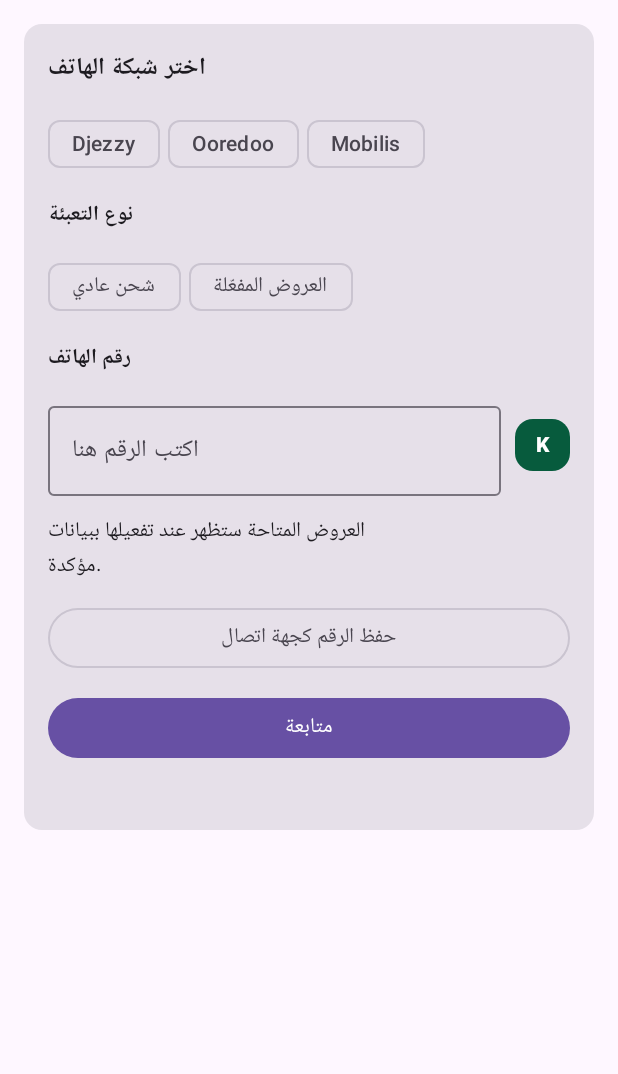
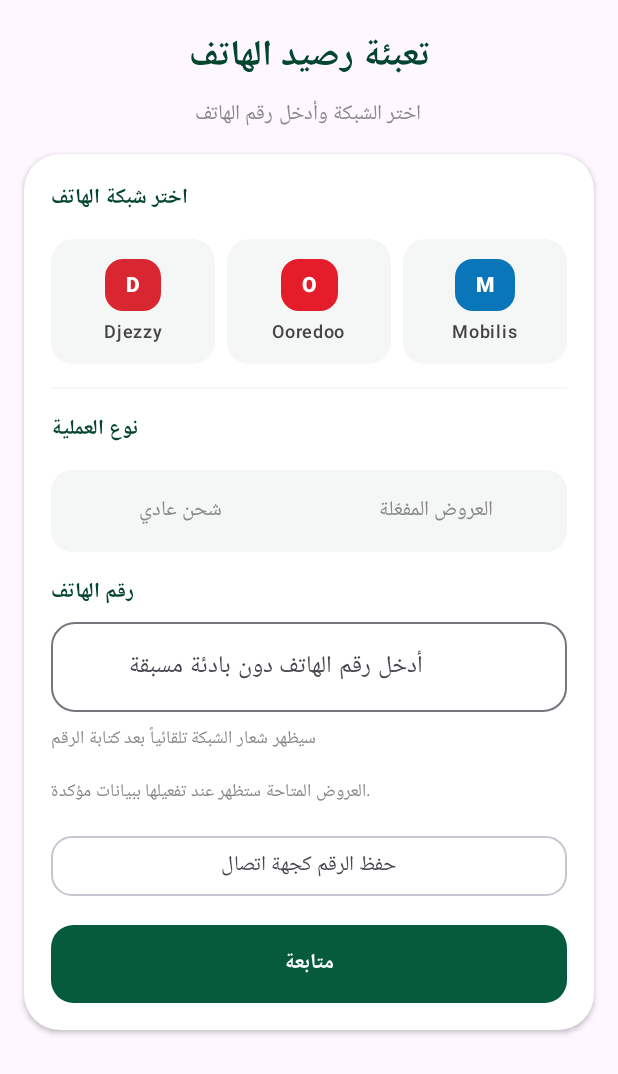
Before and after one commit to kioqprint/kioq.network, an Android app built with Jetpack Compose: the composable RechargePage called with empty values, on a phone screen of 412 x 824 dp. Shown: the top 1074 px of the screen. Run offline under Robolectric (Android 15) with nearby library versions, the phone set to English and light mode, and no system bars; 1 statement that could not run was skipped.

Commit message:
Redesign phone recharge screen with centered responsive layout

```diff
--- a/app/src/main/java/network/kioq/app/MainActivity.kt
+++ b/app/src/main/java/network/kioq/app/MainActivity.kt
@@ -292,29 +292,128 @@ private fun networkFor(number:String,selected:String):String {
 }
 @Composable private fun StatCard(title:String,value:String,modifier:Modifier=Modifier) { Card(modifier) { Column(Modifier.padding(14.dp)) { Text(title,style=MaterialTheme.typography.bodySmall,color=Color.Gray);Text(value,style=MaterialTheme.typography.headlineMedium,color=Green,fontWeight=FontWeight.Bold) } } }
 @Composable private fun RechargePage(page:String,service:String,onService:(String)->Unit,kind:String,onKind:(String)->Unit,number:String,onNumber:(String)->Unit,amount:String,onAmount:(String)->Unit,detected:String,recent:List<Contact>,message:String,onMessage:(String)->Unit,onSave:()->Unit,onConfirm:()->Unit) {
- LazyColumn(Modifier.fillMaxSize().padding(16.dp),verticalArrangement=Arrangement.spacedBy(12.dp)) {
-  item { Card { Column(Modifier.padding(16.dp),verticalArrangement=Arrangement.spacedBy(12.dp)) {
-   Text(if(page=="تعبئة IDoom")"اختر خدمة الإنترنت" else "اختر شبكة الهاتف",fontWeight=FontWeight.Bold,style=MaterialTheme.typography.titleMedium)
-   val choices=if(page=="تعبئة IDoom") services.filter { it.startsWith("IDoom") } else services.filter { !it.startsWith("IDoom") }
-   choices.chunked(3).forEach { group->Row(horizontalArrangement=Arrangement.spacedBy(5.dp)) { group.forEach { s->FilterChip(selected=service==s,onClick={onService(s);onNumber("")},label={Text(s)}) } } }
-   Text("نوع التعبئة",fontWeight=FontWeight.Bold)
-   Row(horizontalArrangement=Arrangement.spacedBy(5.dp)) { listOf("شحن عادي","العروض المفعّلة").forEach { k->FilterChip(selected=kind==k,onClick={onKind(k)},label={Text(k)}) } }
-   Text(if(service.startsWith("IDoom"))"رقم اشتراك IDoom" else "رقم الهاتف",fontWeight=FontWeight.Bold)
-   Row(verticalAlignment=Alignment.CenterVertically,horizontalArrangement=Arrangement.spacedBy(9.dp)) {
-    OutlinedTextField(number,onNumber,Modifier.weight(1f),singleLine=true,label={Text("اكتب الرقم هنا")},placeholder={Text("أدخل الرقم كاملاً")},keyboardOptions=KeyboardOptions(keyboardType=KeyboardType.Phone))
-    NetworkMark(detected,true)
+ val isInternet=page=="تعبئة IDoom"
+ val choices=if(isInternet) services.filter { it.startsWith("IDoom") } else services.filter { !it.startsWith("IDoom") }
+ val activeNetwork=if(number.isNotBlank()) detected else service
+ LazyColumn(
+  modifier=Modifier.fillMaxSize(),
+  contentPadding=PaddingValues(horizontal=16.dp,vertical=18.dp),
+  verticalArrangement=Arrangement.spacedBy(14.dp),
+  horizontalAlignment=Alignment.CenterHorizontally
+ ) {
+  item {
+   Column(Modifier.fillMaxWidth().widthIn(max=540.dp),horizontalAlignment=Alignment.CenterHorizontally,verticalArrangement=Arrangement.spacedBy(5.dp)) {
+    Text(if(isInternet)"تعبئة الإنترنت" else "تعبئة رصيد الهاتف",style=MaterialTheme.typography.headlineSmall,fontWeight=FontWeight.ExtraBold,color=GreenDark)
+    Text(if(isInternet)"اختر الخدمة وأدخل رقم الاشتراك" else "اختر الشبكة وأدخل رقم الهاتف",style=MaterialTheme.typography.bodyMedium,color=Color.Gray)
    }
-   if(number.isNotBlank()) Text("الشبكة المتعرّف عليها: $detected",style=MaterialTheme.typography.bodySmall,color=Green)
-   if(recent.isNotEmpty()) { Text("أرقام سبق التعامل معها",fontWeight=FontWeight.SemiBold);recent.forEach { c->TextButton(onClick={onNumber(c.number)}) { Text(c.fullName+" · "+c.number) } } }
-   if(kind=="شحن عادي") {
-    Text("مبلغ الشحن بالدينار",fontWeight=FontWeight.Bold)
-    OutlinedTextField(amount,onAmount,Modifier.fillMaxWidth(),singleLine=true,label={Text("أدخل المبلغ")},keyboardOptions=KeyboardOptions(keyboardType=KeyboardType.Number))
-    quickAmounts.chunked(4).forEach { group->Row(horizontalArrangement=Arrangement.spacedBy(4.dp)) { group.forEach { a->FilterChip(selected=amount==a,onClick={onAmount(a)},label={Text(a)}) } } }
-   } else Text("العروض المتاحة ستظهر عند تفعيلها ببيانات مؤكدة.")
-   OutlinedButton(onClick=onSave,modifier=Modifier.fillMaxWidth()) { Text("حفظ الرقم كجهة اتصال") }
-   Button(onClick=onConfirm,modifier=Modifier.fillMaxWidth()) { Text("متابعة") }
-   Text(message,style=MaterialTheme.typography.bodySmall,color=Color.Gray)
-  } } }
+  }
+  item {
+   Card(
+    modifier=Modifier.fillMaxWidth().widthIn(max=540.dp),
+    shape=RoundedCornerShape(24.dp),
+    colors=CardDefaults.cardColors(containerColor=Color.White),
+    elevation=CardDefaults.cardElevation(defaultElevation=2.dp)
+   ) {
+    Column(Modifier.fillMaxWidth().padding(18.dp),verticalArrangement=Arrangement.spacedBy(15.dp)) {
+     Text(if(isInternet)"نوع الاشتراك" else "اختر شبكة الهاتف",fontWeight=FontWeight.Bold,color=GreenDark)
+     Row(Modifier.fillMaxWidth(),horizontalArrangement=Arrangement.spacedBy(8.dp)) {
+      choices.forEach { option ->
+       val selected=service==option
+       Card(
+        modifier=Modifier.weight(1f).clickable { onService(option);onNumber("") },
+        shape=RoundedCornerShape(15.dp),
+        border=if(selected) androidx.compose.foundation.BorderStroke(1.5.dp,Green) else null,
+        colors=CardDefaults.cardColors(containerColor=if(selected) GreenSoft else Page)
+       ) {
+        Column(Modifier.fillMaxWidth().padding(vertical=13.dp,horizontal=4.dp),horizontalAlignment=Alignment.CenterHorizontally,verticalArrangement=Arrangement.spacedBy(6.dp)) {
+         NetworkMark(option,true)
+         Text(option,fontWeight=if(selected) FontWeight.Bold else FontWeight.Medium,style=MaterialTheme.typography.labelMedium,color=if(selected) GreenDark else Color.DarkGray)
+        }
+       }
+      }
+     }
+     HorizontalDivider(color=Page)
+     Text("نوع العملية",fontWeight=FontWeight.Bold,color=GreenDark)
+     Row(Modifier.fillMaxWidth().background(Page,RoundedCornerShape(14.dp)).padding(4.dp),horizontalArrangement=Arrangement.spacedBy(5.dp)) {
+      listOf("شحن عادي","العروض المفعّلة").forEach { option ->
+       val selected=kind==option
+       Surface(
+        modifier=Modifier.weight(1f).clickable { onKind(option) },
+        color=if(selected) Color.White else Color.Transparent,
+        shape=RoundedCornerShape(11.dp),
+        shadowElevation=if(selected) 1.dp else 0.dp
+       ) { Box(Modifier.padding(vertical=11.dp),contentAlignment=Alignment.Center) {
+        Text(option,style=MaterialTheme.typography.labelLarge,fontWeight=if(selected) FontWeight.Bold else FontWeight.Normal,color=if(selected) GreenDark else Color.Gray)
+       } }
+      }
+     }
+     Column(verticalArrangement=Arrangement.spacedBy(8.dp)) {
+      Text(if(isInternet)"رقم اشتراك IDoom" else "رقم الهاتف",fontWeight=FontWeight.Bold,color=GreenDark)
+      OutlinedTextField(
+       value=number,
+       onValueChange=onNumber,
+       modifier=Modifier.fillMaxWidth(),
+       singleLine=true,
+       placeholder={Text(if(isInternet)"أدخل رقم الاشتراك" else "أدخل رقم الهاتف دون بادئة مسبقة")},
+       leadingIcon={if(number.isNotBlank()) NetworkMark(activeNetwork,true) else Icon(androidx.compose.material.icons.Icons.Default.Phone,contentDescription=null,tint=Green)},
+       trailingIcon={if(number.isNotBlank()) IconButton(onClick={onNumber("")}) { Icon(androidx.compose.material.icons.Icons.Default.Close,contentDescription="مسح الرقم") }},
+       keyboardOptions=KeyboardOptions(keyboardType=KeyboardType.Phone),
+       shape=RoundedCornerShape(16.dp)
+      )
+      if(number.isNotBlank()) {
+       Row(Modifier.fillMaxWidth().background(GreenSoft,RoundedCornerShape(12.dp)).padding(11.dp),verticalAlignment=Alignment.CenterVertically,horizontalArrangement=Arrangement.spacedBy(9.dp)) {
+        NetworkMark(activeNetwork,true)
+        Column(Modifier.weight(1f)) {
+         Text("تم التعرف على الشبكة",style=MaterialTheme.typography.labelSmall,color=Color.Gray)
+         Text(activeNetwork,fontWeight=FontWeight.Bold,color=GreenDark)
+        }
+        Text("✓",color=Green,fontWeight=FontWeight.Black)
+       }
+      } else {
+       Text("سيظهر شعار الشبكة تلقائياً بعد كتابة الرقم",style=MaterialTheme.typography.bodySmall,color=Color.Gray)
+      }
+     }
+     if(recent.isNotEmpty()) {
+      Column(verticalArrangement=Arrangement.spacedBy(5.dp)) {
+       Text("الأرقام الأخيرة",fontWeight=FontWeight.Bold,color=GreenDark)
+       recent.take(3).forEach { c ->
+        Surface(Modifier.fillMaxWidth().clickable { onNumber(c.number);onService(c.service) },color=Page,shape=RoundedCornerShape(12.dp)) {
+         Row(Modifier.padding(10.dp),verticalAlignment=Alignment.CenterVertically,horizontalArrangement=Arrangement.spacedBy(9.dp)) {
+          NetworkMark(c.service)
+          Column(Modifier.weight(1f)) { Text(c.fullName,fontWeight=FontWeight.SemiBold);Text(c.number,style=MaterialTheme.typography.bodySmall,color=Color.Gray) }
+          Text("اختيار",color=Green,fontWeight=FontWeight.Bold,style=MaterialTheme.typography.labelMedium)
+         }
+        }
+       }
+      }
+     }
+     if(kind=="شحن عادي") {
+      Column(verticalArrangement=Arrangement.spacedBy(9.dp)) {
+       Text("مبلغ التعبئة",fontWeight=FontWeight.Bold,color=GreenDark)
+       OutlinedTextField(amount,onAmount,Modifier.fillMaxWidth(),singleLine=true,placeholder={Text("أدخل المبلغ بالدينار الجزائري")},suffix={Text("دج")},keyboardOptions=KeyboardOptions(keyboardType=KeyboardType.Number),shape=RoundedCornerShape(16.dp))
+       quickAmounts.chunked(4).forEach { group ->
+        Row(Modifier.fillMaxWidth(),horizontalArrangement=Arrangement.spacedBy(7.dp)) {
+         group.forEach { value ->
+          FilterChip(selected=amount==value,onClick={onAmount(value)},label={Text(value)},modifier=Modifier.weight(1f))
+         }
+         repeat(4-group.size) { Spacer(Modifier.weight(1f)) }
+        }
+       }
+      }
+     } else {
+      Text("العروض المتاحة ستظهر عند تفعيلها ببيانات مؤكدة.",style=MaterialTheme.typography.bodySmall,color=Color.Gray)
+     }
+     OutlinedButton(onClick=onSave,modifier=Modifier.fillMaxWidth(),shape=RoundedCornerShape(14.dp)) { Text("حفظ الرقم كجهة اتصال") }
+     Button(
+      onClick=onConfirm,
+      modifier=Modifier.fillMaxWidth().height(52.dp),
+      shape=RoundedCornerShape(15.dp),
+      colors=ButtonDefaults.buttonColors(containerColor=Green)
+     ) { Text("متابعة",fontWeight=FontWeight.Bold) }
+     if(message.isNotBlank()) Text(message,style=MaterialTheme.typography.bodySmall,color=Color.Gray)
+    }
+   }
+  }
  }
 }
 @Composable private fun HistoryPage(query:String,onQuery:(String)->Unit,status:String,onStatus:(String)->Unit,records:List<RechargeRecord>,expanded:String?,onExpanded:(String?)->Unit) {
```
